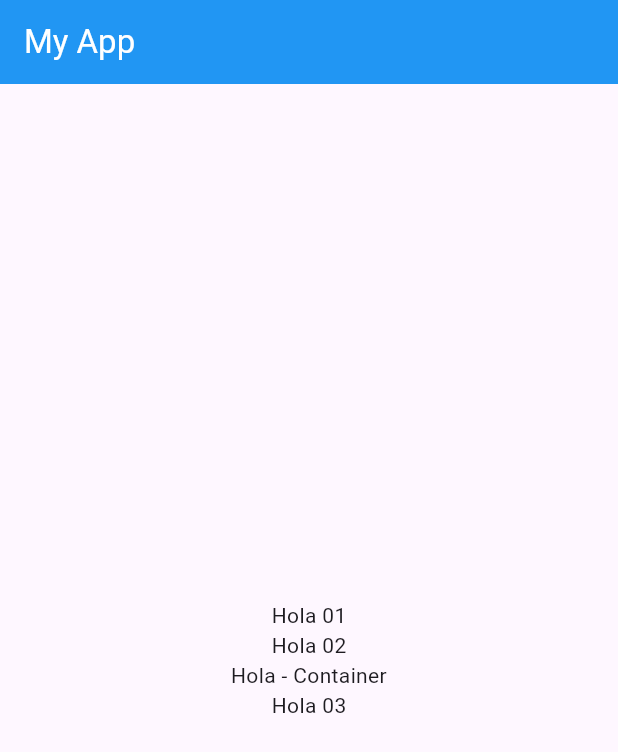
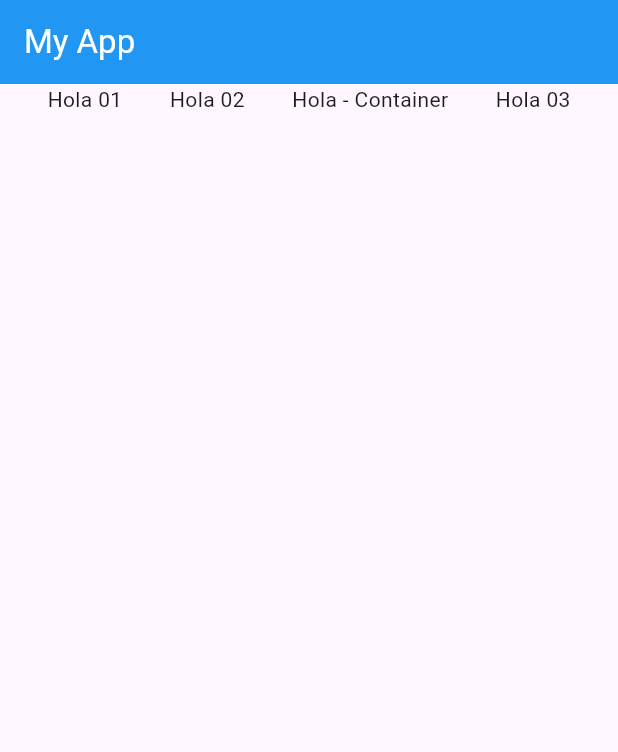
Before and after one commit to afperdomo2/introduccion-flutter, a Flutter app: the screen it shows after launch, on a phone screen of 412 x 824 dp. Shown: the top 752 px of the screen. Run offline on Flutter 3.47's test engine with Material 3 defaults, Android fonts, the phone set to English and light mode, and no system bars.

Commit message:
Trabajando con orientaciones en el widget de Row

```diff
--- a/lib/main.dart
+++ b/lib/main.dart
@@ -37,14 +37,13 @@
           backgroundColor: Colors.blue,
           foregroundColor: Colors.white,
         ),
-        body: Column(
-          mainAxisAlignment: MainAxisAlignment.center,
+        body: Row(
+          mainAxisAlignment: MainAxisAlignment.spaceEvenly,
           mainAxisSize: MainAxisSize.max,
           children: [
             const Text("Hola 01"),
             const Text("Hola 02"),
             Container(
-              width: MediaQuery.of(context).size.width,
               child:
                   const Text("Hola - Container", textAlign: TextAlign.center),
             ),
```
